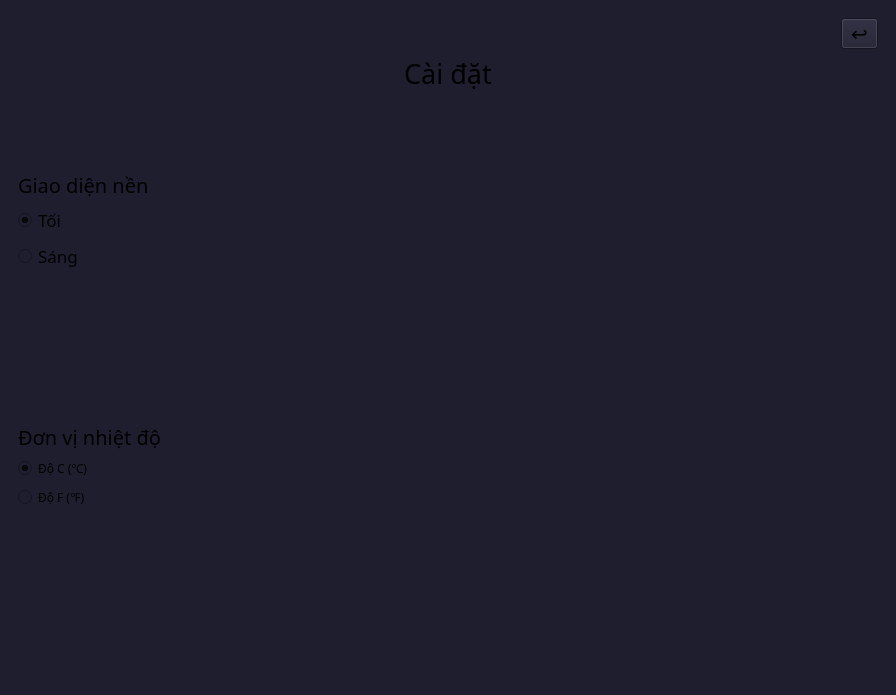
Old version of the form mainwindow.ui in the repository giabao070804/Qt-Weather-UI.
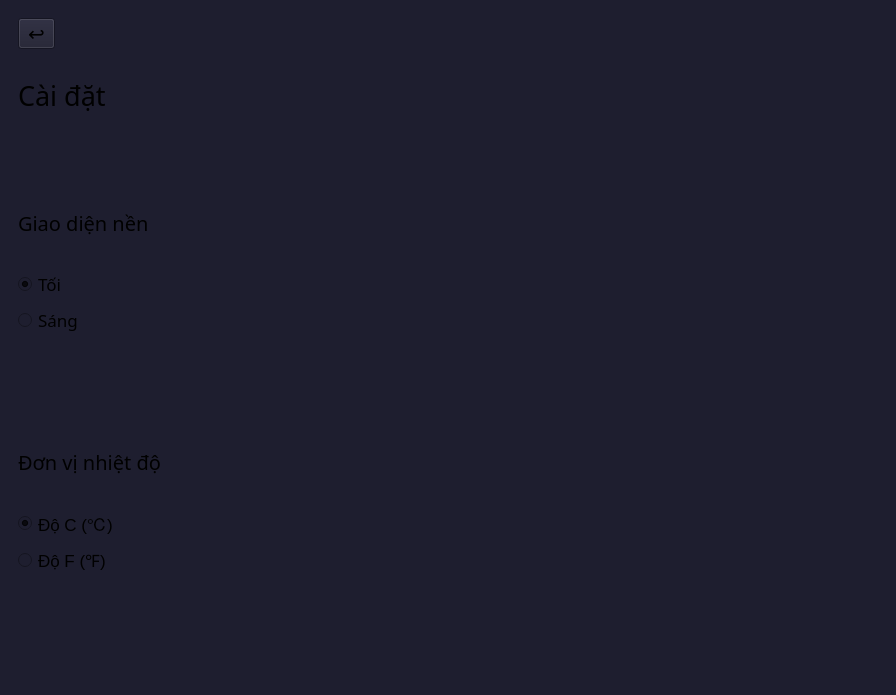
New version of the form. Icons and pictures are not drawn.

Commit message: sửa lỗi 2

```diff
--- a/mainwindow.ui
+++ b/mainwindow.ui
@@ -231,7 +231,7 @@
              </font>
             </property>
             <property name="layoutDirection">
-             <enum>Qt::LayoutDirection::RightToLeft</enum>
+             <enum>Qt::LeftToRight</enum>
             </property>
             <property name="text">
              <string>↩</string>
@@ -249,15 +249,12 @@
             <property name="text">
              <string>Cài đặt</string>
             </property>
-            <property name="alignment">
-             <set>Qt::AlignmentFlag::AlignCenter</set>
-            </property>
            </widget>
           </item>
           <item>
            <spacer name="verticalSpacer_2">
-            <property name="orientation">
-             <enum>Qt::Orientation::Vertical</enum>
+            <property name="sizeType">
+             <enum>QSizePolicy::Minimum</enum>
             </property>
             <property name="sizeHint" stdset="0">
              <size>
@@ -317,8 +314,8 @@
           </item>
           <item>
            <spacer name="verticalSpacer_4">
-            <property name="orientation">
-             <enum>Qt::Orientation::Vertical</enum>
+            <property name="sizeType">
+             <enum>QSizePolicy::Minimum</enum>
             </property>
             <property name="sizeHint" stdset="0">
              <size>
@@ -330,8 +327,8 @@
           </item>
           <item>
            <spacer name="verticalSpacer_3">
-            <property name="orientation">
-             <enum>Qt::Orientation::Vertical</enum>
+            <property name="sizeType">
+             <enum>QSizePolicy::Minimum</enum>
             </property>
             <property name="sizeHint" stdset="0">
              <size>
@@ -358,7 +355,8 @@
            <widget class="QRadioButton" name="cButton">
             <property name="font">
              <font>
-              <family>Monaco</family>
+              <family>MS Shell Dlg 2</family>
+              <pointsize>13</pointsize>
              </font>
             </property>
             <property name="text">
@@ -376,7 +374,8 @@
            <widget class="QRadioButton" name="fButton">
             <property name="font">
              <font>
-              <family>Monaco</family>
+              <family>MS Shell Dlg 2</family>
+              <pointsize>13</pointsize>
              </font>
             </property>
             <property name="text">
@@ -389,8 +388,8 @@
           </item>
           <item>
            <spacer name="verticalSpacer_6">
-            <property name="orientation">
-             <enum>Qt::Orientation::Vertical</enum>
+            <property name="sizeType">
+             <enum>QSizePolicy::Minimum</enum>
             </property>
             <property name="sizeHint" stdset="0">
              <size>
@@ -402,8 +401,8 @@
           </item>
           <item>
            <spacer name="verticalSpacer_5">
-            <property name="orientation">
-             <enum>Qt::Orientation::Vertical</enum>
+            <property name="sizeType">
+             <enum>QSizePolicy::Minimum</enum>
             </property>
             <property name="sizeHint" stdset="0">
              <size>
```
Left out of the diff: 28 changed lines with no effect on the pictures.
